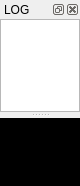
Qt form userstudy/mainwindow.ui (ennetws/topo-blend-userstudy) before a commit.
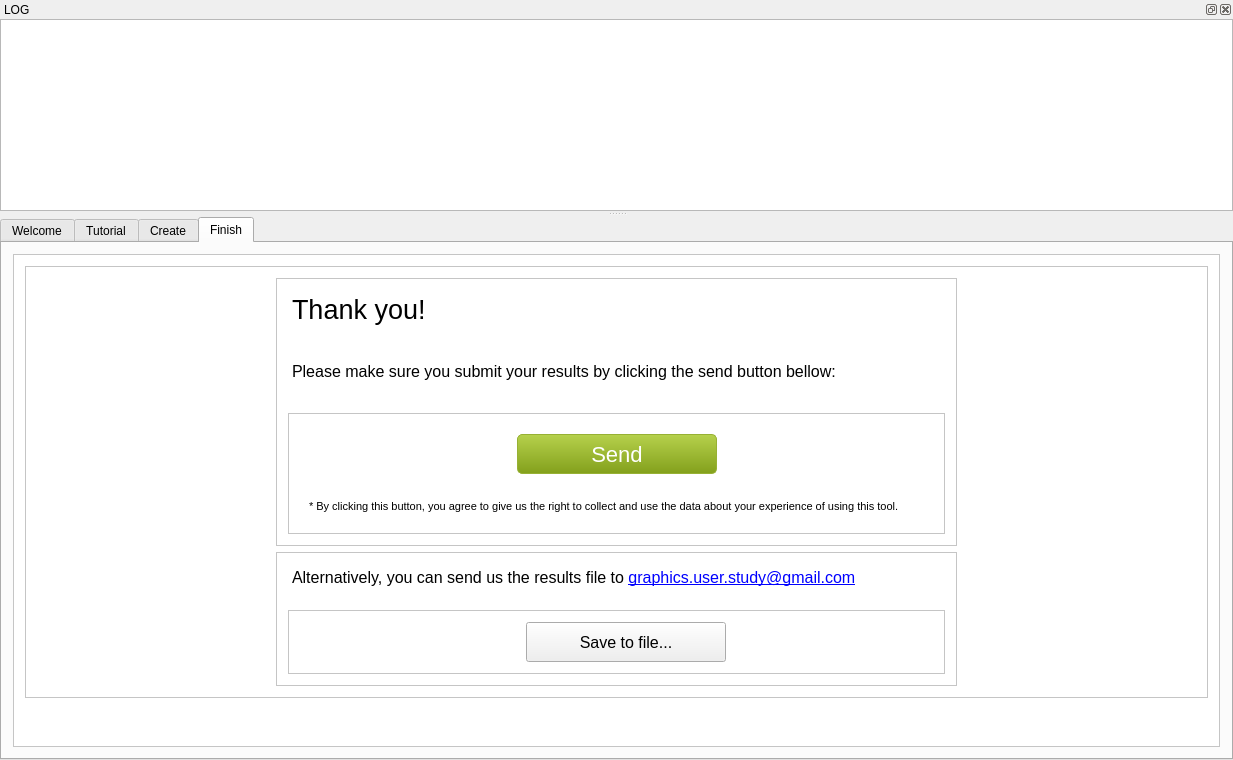
The same form after that commit. Icons and pictures are not drawn.

Patch:
```diff
--- a/userstudy/mainwindow.ui
+++ b/userstudy/mainwindow.ui
@@ -6,8 +6,8 @@
    <rect>
     <x>0</x>
     <y>0</y>
-    <width>80</width>
-    <height>186</height>
+    <width>1233</width>
+    <height>760</height>
    </rect>
   </property>
   <property name="windowTitle">
@@ -20,9 +20,6 @@
      <height>720</height>
     </size>
    </property>
-   <property name="styleSheet">
-    <string notr="true">background:black;</string>
-   </property>
    <layout class="QGridLayout" name="gridLayout">
     <property name="margin">
      <number>0</number>
@@ -31,13 +28,599 @@
      <number>0</number>
     </property>
     <item row="0" column="0">
-     <widget class="QGraphicsView" name="graphicsView">
-      <property name="frameShape">
-       <enum>QFrame::NoFrame</enum>
+     <widget class="QTabWidget" name="tabWidget">
+      <property name="currentIndex">
+       <number>3</number>
       </property>
-      <property name="frameShadow">
-       <enum>QFrame::Plain</enum>
-      </property>
+      <widget class="QWidget" name="tab_1">
+       <attribute name="title">
+        <string>Welcome</string>
+       </attribute>
+       <layout class="QGridLayout" name="gridLayout_4">
+        <item row="1" column="0">
+         <widget class="QFrame" name="frame">
+          <property name="frameShape">
+           <enum>QFrame::StyledPanel</enum>
+          </property>
+          <property name="frameShadow">
+           <enum>QFrame::Raised</enum>
+          </property>
+          <layout class="QGridLayout" name="gridLayout_5">
+           <item row="0" column="1">
+            <widget class="QPushButton" name="nextButtonWelcome">
+             <property name="minimumSize">
+              <size>
+               <width>150</width>
+               <height>40</height>
+              </size>
+             </property>
+             <property name="layoutDirection">
+              <enum>Qt::LeftToRight</enum>
+             </property>
+             <property name="autoFillBackground">
+              <bool>false</bool>
+             </property>
+             <property name="styleSheet">
+              <string notr="true">QPushButton{
+	background:qlineargradient(spread:pad, x1:0, y1:0, x2:0, y2:1, stop:0 #b6d14c, stop:1 #83a01c);
+	color: white;
+	border: 1px solid #97B134;
+	font-family: 'Open Sans', sans-serif;
+	font-size: 16px;
+	font-weight: bold;
+    border-radius: 5px;
+}
+
+QPushButton:hover{
+    background:qlineargradient(spread:pad, x1:0, y1:0, x2:0, y2:1, stop:0 #bbda4c, stop:1 #83a01d);
+}
+
+QPushButton:pressed{
+   background:qlineargradient(spread:pad, x1:0, y1:0, x2:0, y2:1, stop:0 #83a01c, stop:1 #b6d14c);
+}</string>
+             </property>
+             <property name="text">
+              <string>Next</string>
+             </property>
+             <property name="default">
+              <bool>false</bool>
+             </property>
+             <property name="flat">
+              <bool>false</bool>
+             </property>
+            </widget>
+           </item>
+           <item row="0" column="0">
+            <spacer name="horizontalSpacer">
+             <property name="orientation">
+              <enum>Qt::Horizontal</enum>
+             </property>
+             <property name="sizeHint" stdset="0">
+              <size>
+               <width>40</width>
+               <height>20</height>
+              </size>
+             </property>
+            </spacer>
+           </item>
+          </layout>
+         </widget>
+        </item>
+        <item row="0" column="0">
+         <widget class="QFrame" name="frame_2">
+          <property name="styleSheet">
+           <string notr="true">QFrame{	background: white; }</string>
+          </property>
+          <property name="frameShape">
+           <enum>QFrame::StyledPanel</enum>
+          </property>
+          <property name="frameShadow">
+           <enum>QFrame::Raised</enum>
+          </property>
+          <layout class="QGridLayout" name="gridLayout_6">
+           <property name="leftMargin">
+            <number>150</number>
+           </property>
+           <property name="topMargin">
+            <number>30</number>
+           </property>
+           <property name="rightMargin">
+            <number>150</number>
+           </property>
+           <property name="bottomMargin">
+            <number>30</number>
+           </property>
+           <item row="0" column="2" rowspan="2">
+            <widget class="QLabel" name="label_2">
+             <property name="text">
+              <string/>
+             </property>
+             <property name="pixmap">
+              <pixmap resource="resources.qrc">:/images/C1.jpg</pixmap>
+             </property>
+            </widget>
+           </item>
+           <item row="0" column="1">
+            <spacer name="horizontalSpacer_7">
+             <property name="orientation">
+              <enum>Qt::Horizontal</enum>
+             </property>
+             <property name="sizeType">
+              <enum>QSizePolicy::Fixed</enum>
+             </property>
+             <property name="sizeHint" stdset="0">
+              <size>
+               <width>50</width>
+               <height>20</height>
+              </size>
+             </property>
+            </spacer>
+           </item>
+           <item row="2" column="2">
+            <spacer name="verticalSpacer_2">
+             <property name="orientation">
+              <enum>Qt::Vertical</enum>
+             </property>
+             <property name="sizeHint" stdset="0">
+              <size>
+               <width>20</width>
+               <height>40</height>
+              </size>
+             </property>
+            </spacer>
+           </item>
+           <item row="0" column="0" rowspan="3">
+            <widget class="QTextBrowser" name="textBrowser">
+             <property name="frameShape">
+              <enum>QFrame::NoFrame</enum>
+             </property>
+             <property name="frameShadow">
+              <enum>QFrame::Plain</enum>
+             </property>
+             <property name="lineWidth">
+              <number>0</number>
+             </property>
+             <property name="html">
+              <string>&lt;!DOCTYPE HTML PUBLIC &quot;-//W3C//DTD HTML 4.0//EN&quot; &quot;http://www.w3.org/TR/REC-html40/strict.dtd&quot;&gt;
+&lt;html&gt;&lt;head&gt;&lt;meta name=&quot;qrichtext&quot; content=&quot;1&quot; /&gt;&lt;style type=&quot;text/css&quot;&gt;
+p, li { white-space: pre-wrap; }
+&lt;/style&gt;&lt;/head&gt;&lt;body style=&quot; font-family:'MS Shell Dlg 2'; font-size:8.25pt; font-weight:400; font-style:normal;&quot;&gt;
+&lt;p style=&quot; margin-top:0px; margin-bottom:0px; margin-left:0px; margin-right:0px; -qt-block-indent:0; text-indent:0px;&quot;&gt;&lt;span style=&quot; font-size:20pt;&quot;&gt;Welcome to the topo-blend user study!&lt;/span&gt;&lt;/p&gt;
+&lt;p style=&quot;-qt-paragraph-type:empty; margin-top:0px; margin-bottom:0px; margin-left:0px; margin-right:0px; -qt-block-indent:0; text-indent:0px; font-size:8pt;&quot;&gt;&lt;br /&gt;&lt;/p&gt;
+&lt;p style=&quot;-qt-paragraph-type:empty; margin-top:0px; margin-bottom:0px; margin-left:0px; margin-right:0px; -qt-block-indent:0; text-indent:0px; font-size:8pt;&quot;&gt;&lt;br /&gt;&lt;/p&gt;
+&lt;p style=&quot;-qt-paragraph-type:empty; margin-top:0px; margin-bottom:0px; margin-left:0px; margin-right:0px; -qt-block-indent:0; text-indent:0px; font-size:8pt;&quot;&gt;&lt;br /&gt;&lt;/p&gt;
+&lt;p style=&quot; margin-top:0px; margin-bottom:0px; margin-left:0px; margin-right:0px; -qt-block-indent:0; text-indent:0px;&quot;&gt;&lt;span style=&quot; font-size:9pt;&quot;&gt;In this study, you will be presented with several 3D shape pairs. For each pair we ask that you use our simple shape creation tool and then select a number of intresting resulting shapes.&lt;/span&gt;&lt;span style=&quot; font-size:8pt;&quot;&gt; &lt;/span&gt;&lt;/p&gt;
+&lt;p style=&quot;-qt-paragraph-type:empty; margin-top:0px; margin-bottom:0px; margin-left:0px; margin-right:0px; -qt-block-indent:0; text-indent:0px; font-size:8pt;&quot;&gt;&lt;br /&gt;&lt;/p&gt;
+&lt;p style=&quot; margin-top:12px; margin-bottom:12px; margin-left:0px; margin-right:0px; -qt-block-indent:0; text-indent:0px;&quot;&gt;&lt;span style=&quot; font-size:9pt;&quot;&gt;This application contains the following sections:&lt;/span&gt;&lt;/p&gt;
+&lt;ul style=&quot;margin-top: 0px; margin-bottom: 0px; margin-left: 0px; margin-right: 0px; -qt-list-indent: 1;&quot;&gt;&lt;li style=&quot; font-size:9pt;&quot; style=&quot; margin-top:12px; margin-bottom:12px; margin-left:0px; margin-right:0px; -qt-block-indent:0; text-indent:0px;&quot;&gt;&lt;span style=&quot; font-weight:600;&quot;&gt;Tutorial&lt;/span&gt; - instructions with a short video that will help you navigate through our tool. Make sure you read the instructions and watch the entire clip.&lt;/li&gt;
+&lt;li style=&quot; font-size:9pt;&quot; style=&quot; margin-top:12px; margin-bottom:12px; margin-left:0px; margin-right:0px; -qt-block-indent:0; text-indent:0px;&quot;&gt;&lt;span style=&quot; font-weight:600;&quot;&gt;Create &lt;/span&gt;- an interactive 3D shape creation tool. You will be given several shape pairs and your task is to select results you find intresting. &lt;/li&gt;
+&lt;li style=&quot; font-size:9pt;&quot; style=&quot; margin-top:12px; margin-bottom:12px; margin-left:0px; margin-right:0px; -qt-block-indent:0; text-indent:0px;&quot;&gt;&lt;span style=&quot; font-weight:600;&quot;&gt;Finish&lt;/span&gt; - once you are done, you will have two options to submit your results. You can simply press 'Send' or email an archive file.&lt;/li&gt;&lt;/ul&gt;
+&lt;p style=&quot;-qt-paragraph-type:empty; margin-top:12px; margin-bottom:12px; margin-left:0px; margin-right:0px; -qt-block-indent:0; text-indent:0px; font-size:8pt;&quot;&gt;&lt;br /&gt;&lt;/p&gt;
+&lt;p style=&quot; margin-top:12px; margin-bottom:12px; margin-left:0px; margin-right:0px; -qt-block-indent:0; text-indent:0px;&quot;&gt;&lt;span style=&quot; font-size:9pt;&quot;&gt;We truly appreciate your participation and hope you enjoy your time with our fun tool!&lt;br /&gt;&lt;/span&gt;&lt;/p&gt;&lt;/body&gt;&lt;/html&gt;</string>
+             </property>
+            </widget>
+           </item>
+          </layout>
+         </widget>
+        </item>
+       </layout>
+      </widget>
+      <widget class="QWidget" name="tab_2">
+       <attribute name="title">
+        <string>Tutorial</string>
+       </attribute>
+       <layout class="QGridLayout" name="gridLayout_2">
+        <item row="0" column="0">
+         <widget class="QFrame" name="frame_4">
+          <property name="frameShape">
+           <enum>QFrame::StyledPanel</enum>
+          </property>
+          <property name="frameShadow">
+           <enum>QFrame::Raised</enum>
+          </property>
+          <layout class="QGridLayout" name="gridLayout_10">
+           <item row="1" column="0">
+            <widget class="QTextBrowser" name="textBrowser_3">
+             <property name="frameShape">
+              <enum>QFrame::NoFrame</enum>
+             </property>
+             <property name="frameShadow">
+              <enum>QFrame::Plain</enum>
+             </property>
+             <property name="lineWidth">
+              <number>0</number>
+             </property>
+             <property name="html">
+              <string>&lt;!DOCTYPE HTML PUBLIC &quot;-//W3C//DTD HTML 4.0//EN&quot; &quot;http://www.w3.org/TR/REC-html40/strict.dtd&quot;&gt;
+&lt;html&gt;&lt;head&gt;&lt;meta name=&quot;qrichtext&quot; content=&quot;1&quot; /&gt;&lt;style type=&quot;text/css&quot;&gt;
+p, li { white-space: pre-wrap; }
+&lt;/style&gt;&lt;/head&gt;&lt;body style=&quot; font-family:'MS Shell Dlg 2'; font-size:8.25pt; font-weight:400; font-style:normal;&quot;&gt;
+&lt;p style=&quot; margin-top:12px; margin-bottom:12px; margin-left:0px; margin-right:0px; -qt-block-indent:0; text-indent:0px;&quot;&gt;&lt;span style=&quot; font-size:8pt;&quot;&gt;Link to video: watch [locally] or [online]&lt;/span&gt;&lt;/p&gt;
+&lt;p style=&quot;-qt-paragraph-type:empty; margin-top:12px; margin-bottom:12px; margin-left:0px; margin-right:0px; -qt-block-indent:0; text-indent:0px; font-size:9pt;&quot;&gt;&lt;br /&gt;&lt;/p&gt;
+&lt;p style=&quot; margin-top:12px; margin-bottom:12px; margin-left:0px; margin-right:0px; -qt-block-indent:0; text-indent:0px;&quot;&gt;&lt;span style=&quot; font-size:9pt;&quot;&gt;Instructions here, with images.&lt;/span&gt;&lt;/p&gt;&lt;/body&gt;&lt;/html&gt;</string>
+             </property>
+            </widget>
+           </item>
+          </layout>
+         </widget>
+        </item>
+        <item row="1" column="0">
+         <widget class="QFrame" name="frame_6">
+          <property name="frameShape">
+           <enum>QFrame::StyledPanel</enum>
+          </property>
+          <property name="frameShadow">
+           <enum>QFrame::Raised</enum>
+          </property>
+          <layout class="QGridLayout" name="gridLayout_7">
+           <item row="0" column="1">
+            <widget class="QPushButton" name="nextButtonWelcome_2">
+             <property name="minimumSize">
+              <size>
+               <width>150</width>
+               <height>40</height>
+              </size>
+             </property>
+             <property name="layoutDirection">
+              <enum>Qt::LeftToRight</enum>
+             </property>
+             <property name="autoFillBackground">
+              <bool>false</bool>
+             </property>
+             <property name="styleSheet">
+              <string notr="true">QPushButton{
+	background:qlineargradient(spread:pad, x1:0, y1:0, x2:0, y2:1, stop:0 #b6d14c, stop:1 #83a01c);
+	color: white;
+	border: 1px solid #97B134;
+	font-family: 'Open Sans', sans-serif;
+	font-size: 16px;
+	font-weight: bold;
+    border-radius: 5px;
+}
+
+QPushButton:hover{
+    background:qlineargradient(spread:pad, x1:0, y1:0, x2:0, y2:1, stop:0 #bbda4c, stop:1 #83a01d);
+}
+
+QPushButton:pressed{
+   background:qlineargradient(spread:pad, x1:0, y1:0, x2:0, y2:1, stop:0 #83a01c, stop:1 #b6d14c);
+}</string>
+             </property>
+             <property name="text">
+              <string>Next</string>
+             </property>
+             <property name="default">
+              <bool>false</bool>
+             </property>
+             <property name="flat">
+              <bool>false</bool>
+             </property>
+            </widget>
+           </item>
+           <item row="0" column="0">
+            <spacer name="horizontalSpacer_2">
+             <property name="orientation">
+              <enum>Qt::Horizontal</enum>
+             </property>
+             <property name="sizeHint" stdset="0">
+              <size>
+               <width>40</width>
+               <height>20</height>
+              </size>
+             </property>
+            </spacer>
+           </item>
+          </layout>
+         </widget>
+        </item>
+       </layout>
+      </widget>
+      <widget class="QWidget" name="tab_3">
+       <attribute name="title">
+        <string>Create</string>
+       </attribute>
+       <layout class="QGridLayout" name="gridLayout_3">
+        <item row="0" column="0">
+         <widget class="QGraphicsView" name="graphicsView">
+          <property name="frameShape">
+           <enum>QFrame::NoFrame</enum>
+          </property>
+          <property name="frameShadow">
+           <enum>QFrame::Plain</enum>
+          </property>
+         </widget>
+        </item>
+       </layout>
+      </widget>
+      <widget class="QWidget" name="tab_4">
+       <attribute name="title">
+        <string>Finish</string>
+       </attribute>
+       <layout class="QGridLayout" name="gridLayout_8">
+        <item row="0" column="0">
+         <widget class="QFrame" name="frame_3">
+          <property name="styleSheet">
+           <string notr="true">QFrame{
+	background: white;
+}</string>
+          </property>
+          <property name="frameShape">
+           <enum>QFrame::StyledPanel</enum>
+          </property>
+          <property name="frameShadow">
+           <enum>QFrame::Raised</enum>
+          </property>
+          <layout class="QGridLayout" name="gridLayout_9">
+           <item row="0" column="0">
+            <widget class="QFrame" name="frame_5">
+             <property name="frameShape">
+              <enum>QFrame::StyledPanel</enum>
+             </property>
+             <property name="frameShadow">
+              <enum>QFrame::Raised</enum>
+             </property>
+             <layout class="QGridLayout" name="gridLayout_11">
+              <property name="leftMargin">
+               <number>250</number>
+              </property>
+              <property name="rightMargin">
+               <number>250</number>
+              </property>
+              <item row="3" column="0">
+               <widget class="QFrame" name="frame_9">
+                <property name="frameShape">
+                 <enum>QFrame::StyledPanel</enum>
+                </property>
+                <property name="frameShadow">
+                 <enum>QFrame::Raised</enum>
+                </property>
+                <layout class="QGridLayout" name="gridLayout_14">
+                 <item row="0" column="0" colspan="2">
+                  <widget class="QTextBrowser" name="textBrowser_4">
+                   <property name="maximumSize">
+                    <size>
+                     <width>16777215</width>
+                     <height>40</height>
+                    </size>
+                   </property>
+                   <property name="frameShape">
+                    <enum>QFrame::NoFrame</enum>
+                   </property>
+                   <property name="html">
+                    <string>&lt;!DOCTYPE HTML PUBLIC &quot;-//W3C//DTD HTML 4.0//EN&quot; &quot;http://www.w3.org/TR/REC-html40/strict.dtd&quot;&gt;
+&lt;html&gt;&lt;head&gt;&lt;meta name=&quot;qrichtext&quot; content=&quot;1&quot; /&gt;&lt;style type=&quot;text/css&quot;&gt;
+p, li { white-space: pre-wrap; }
+&lt;/style&gt;&lt;/head&gt;&lt;body style=&quot; font-family:'MS Shell Dlg 2'; font-size:8.25pt; font-weight:400; font-style:normal;&quot;&gt;
+&lt;p style=&quot; margin-top:12px; margin-bottom:12px; margin-left:0px; margin-right:0px; -qt-block-indent:0; text-indent:0px;&quot;&gt;&lt;span style=&quot; font-size:12pt;&quot;&gt;Alternatively, you can send us the results file to &lt;/span&gt;&lt;a href=&quot;mailto:space.saver@gmail.com?Subject=Results&quot;&gt;&lt;span style=&quot; font-size:12pt; text-decoration: underline; color:#0000ff;&quot;&gt;graphics.user.study@gmail.com&lt;/span&gt;&lt;/a&gt;&lt;/p&gt;&lt;/body&gt;&lt;/html&gt;</string>
+                   </property>
+                  </widget>
+                 </item>
+                 <item row="1" column="0" colspan="2">
+                  <widget class="QFrame" name="frame_10">
+                   <property name="frameShape">
+                    <enum>QFrame::StyledPanel</enum>
+                   </property>
+                   <property name="frameShadow">
+                    <enum>QFrame::Raised</enum>
+                   </property>
+                   <layout class="QGridLayout" name="gridLayout_15">
+                    <item row="0" column="0">
+                     <spacer name="horizontalSpacer_5">
+                      <property name="orientation">
+                       <enum>Qt::Horizontal</enum>
+                      </property>
+                      <property name="sizeHint" stdset="0">
+                       <size>
+                        <width>226</width>
+                        <height>20</height>
+                       </size>
+                      </property>
+                     </spacer>
+                    </item>
+                    <item row="0" column="1">
+                     <widget class="QPushButton" name="pushButton_2">
+                      <property name="minimumSize">
+                       <size>
+                        <width>200</width>
+                        <height>40</height>
+                       </size>
+                      </property>
+                      <property name="font">
+                       <font>
+                        <pointsize>12</pointsize>
+                       </font>
+                      </property>
+                      <property name="text">
+                       <string>Save to file...</string>
+                      </property>
+                     </widget>
+                    </item>
+                    <item row="0" column="2">
+                     <spacer name="horizontalSpacer_6">
+                      <property name="orientation">
+                       <enum>Qt::Horizontal</enum>
+                      </property>
+                      <property name="sizeHint" stdset="0">
+                       <size>
+                        <width>40</width>
+                        <height>20</height>
+                       </size>
+                      </property>
+                     </spacer>
+                    </item>
+                   </layout>
+                  </widget>
+                 </item>
+                </layout>
+               </widget>
+              </item>
+              <item row="1" column="0">
+               <widget class="QFrame" name="frame_8">
+                <property name="frameShape">
+                 <enum>QFrame::StyledPanel</enum>
+                </property>
+                <property name="frameShadow">
+                 <enum>QFrame::Raised</enum>
+                </property>
+                <layout class="QGridLayout" name="gridLayout_13">
+                 <item row="1" column="1">
+                  <widget class="QFrame" name="frame_7">
+                   <property name="frameShape">
+                    <enum>QFrame::StyledPanel</enum>
+                   </property>
+                   <property name="frameShadow">
+                    <enum>QFrame::Raised</enum>
+                   </property>
+                   <layout class="QGridLayout" name="gridLayout_12">
+                    <property name="margin">
+                     <number>20</number>
+                    </property>
+                    <item row="0" column="1">
+                     <widget class="QPushButton" name="pushButton">
+                      <property name="minimumSize">
+                       <size>
+                        <width>200</width>
+                        <height>40</height>
+                       </size>
+                      </property>
+                      <property name="styleSheet">
+                       <string notr="true">QPushButton{
+	background:qlineargradient(spread:pad, x1:0, y1:0, x2:0, y2:1, stop:0 #b6d14c, stop:1 #83a01c);
+	color: white;
+	border: 1px solid #97B134;
+	font-family: 'Open Sans', sans-serif;
+	font-size: 22px;
+    border-radius: 5px;
+}
+
+QPushButton:hover{
+    background:qlineargradient(spread:pad, x1:0, y1:0, x2:0, y2:1, stop:0 #bbda4c, stop:1 #83a01d);
+}
+
+QPushButton:pressed{
+   background:qlineargradient(spread:pad, x1:0, y1:0, x2:0, y2:1, stop:0 #83a01c, stop:1 #b6d14c);
+}</string>
+                      </property>
+                      <property name="text">
+                       <string>Send</string>
+                      </property>
+                     </widget>
+                    </item>
+                    <item row="2" column="0" colspan="3">
+                     <widget class="QLabel" name="label">
+                      <property name="font">
+                       <font>
+                        <pointsize>8</pointsize>
+                       </font>
+                      </property>
+                      <property name="text">
+                       <string>&lt;html&gt;&lt;head/&gt;&lt;body&gt;&lt;p&gt;&lt;span style=&quot; color:#000000;&quot;&gt;* By clicking this button, you agree to give us the right to collect and use the data about your experience of using this tool.&lt;/span&gt;&lt;/p&gt;&lt;/body&gt;&lt;/html&gt;</string>
+                      </property>
+                     </widget>
+                    </item>
+                    <item row="0" column="2">
+                     <spacer name="horizontalSpacer_4">
+                      <property name="orientation">
+                       <enum>Qt::Horizontal</enum>
+                      </property>
+                      <property name="sizeHint" stdset="0">
+                       <size>
+                        <width>40</width>
+                        <height>20</height>
+                       </size>
+                      </property>
+                     </spacer>
+                    </item>
+                    <item row="0" column="0">
+                     <spacer name="horizontalSpacer_3">
+                      <property name="orientation">
+                       <enum>Qt::Horizontal</enum>
+                      </property>
+                      <property name="sizeHint" stdset="0">
+                       <size>
+                        <width>40</width>
+                        <height>20</height>
+                       </size>
+                      </property>
+                     </spacer>
+                    </item>
+                    <item row="1" column="0" colspan="3">
+                     <spacer name="verticalSpacer_3">
+                      <property name="orientation">
+                       <enum>Qt::Vertical</enum>
+                      </property>
+                      <property name="sizeType">
+                       <enum>QSizePolicy::Fixed</enum>
+                      </property>
+                      <property name="sizeHint" stdset="0">
+                       <size>
+                        <width>20</width>
+                        <height>20</height>
+                       </size>
+                      </property>
+                     </spacer>
+                    </item>
+                   </layout>
+                  </widget>
+                 </item>
+                 <item row="0" column="1">
+                  <widget class="QTextBrowser" name="textBrowser_2">
+                   <property name="sizePolicy">
+                    <sizepolicy hsizetype="Minimum" vsizetype="Expanding">
+                     <horstretch>0</horstretch>
+                     <verstretch>0</verstretch>
+                    </sizepolicy>
+                   </property>
+                   <property name="maximumSize">
+                    <size>
+                     <width>16777215</width>
+                     <height>120</height>
+                    </size>
+                   </property>
+                   <property name="frameShape">
+                    <enum>QFrame::NoFrame</enum>
+                   </property>
+                   <property name="frameShadow">
+                    <enum>QFrame::Plain</enum>
+                   </property>
+                   <property name="lineWidth">
+                    <number>0</number>
+                   </property>
+                   <property name="html">
+                    <string>&lt;!DOCTYPE HTML PUBLIC &quot;-//W3C//DTD HTML 4.0//EN&quot; &quot;http://www.w3.org/TR/REC-html40/strict.dtd&quot;&gt;
+&lt;html&gt;&lt;head&gt;&lt;meta name=&quot;qrichtext&quot; content=&quot;1&quot; /&gt;&lt;style type=&quot;text/css&quot;&gt;
+p, li { white-space: pre-wrap; }
+&lt;/style&gt;&lt;/head&gt;&lt;body style=&quot; font-family:'MS Shell Dlg 2'; font-size:8.25pt; font-weight:400; font-style:normal;&quot;&gt;
+&lt;p style=&quot; margin-top:0px; margin-bottom:0px; margin-left:0px; margin-right:0px; -qt-block-indent:0; text-indent:0px;&quot;&gt;&lt;span style=&quot; font-size:20pt;&quot;&gt;Thank you!&lt;/span&gt;&lt;span style=&quot; font-size:8pt;&quot;&gt; &lt;/span&gt;&lt;/p&gt;
+&lt;p style=&quot;-qt-paragraph-type:empty; margin-top:12px; margin-bottom:12px; margin-left:0px; margin-right:0px; -qt-block-indent:0; text-indent:0px; font-size:8pt;&quot;&gt;&lt;br /&gt;&lt;/p&gt;
+&lt;p style=&quot; margin-top:12px; margin-bottom:12px; margin-left:0px; margin-right:0px; -qt-block-indent:0; text-indent:0px;&quot;&gt;&lt;span style=&quot; font-size:12pt;&quot;&gt;Please make sure you submit your results by clicking the send button bellow:&lt;/span&gt;&lt;/p&gt;&lt;/body&gt;&lt;/html&gt;</string>
+                   </property>
+                  </widget>
+                 </item>
+                </layout>
+               </widget>
+              </item>
+             </layout>
+            </widget>
+           </item>
+           <item row="1" column="0">
+            <spacer name="verticalSpacer">
+             <property name="orientation">
+              <enum>Qt::Vertical</enum>
+             </property>
+             <property name="sizeHint" stdset="0">
+              <size>
+               <width>20</width>
+               <height>40</height>
+              </size>
+             </property>
+            </spacer>
+           </item>
+          </layout>
+         </widget>
+        </item>
+       </layout>
+      </widget>
      </widget>
     </item>
    </layout>
```
Left out of the diff: 8 changed lines with no effect on the pictures.
